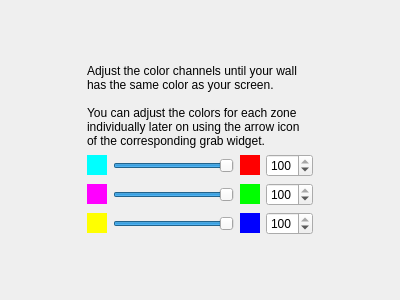
The window that Software/src/wizard/GlobalColorCoefPage.ui (woodenshark/Lightpack) describes before a commit, drawn with Qt 5.
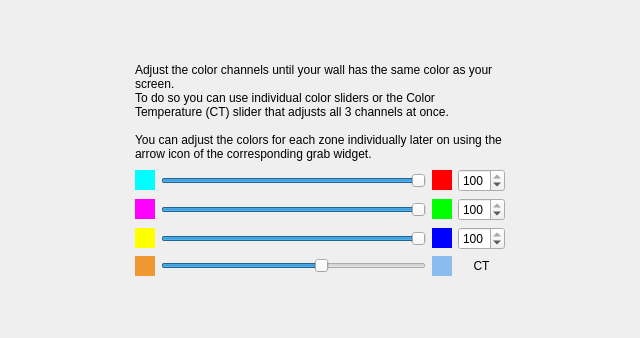
The same window after the commit. Icons and pictures are not drawn.

Commit message:
color temperature settings (#208)
* Color temperature + gamma (encoding) settings to emulate the effects of f.lux, redshift, Night Light...

* global color coef page: color temperature helper slider (3-in-1 RGB control)

* prismatik math: cstdint include

* prismatik math: replaced cstdint with climits

* device wizard: wider window

* global color coef page: text explainig color temperature slider

```diff
--- a/Software/src/wizard/GlobalColorCoefPage.ui
+++ b/Software/src/wizard/GlobalColorCoefPage.ui
@@ -6,8 +6,8 @@
    <rect>
     <x>0</x>
     <y>0</y>
-    <width>400</width>
-    <height>300</height>
+    <width>640</width>
+    <height>338</height>
    </rect>
   </property>
   <property name="windowTitle">
@@ -44,93 +44,7 @@
     </spacer>
    </item>
    <item row="3" column="1">
-    <layout class="QGridLayout" name="gridLayout" rowstretch="0,0,0,0" columnstretch="0,0,0,0,0">
-     <item row="2" column="1">
-      <widget class="QLabel" name="label_6">
-       <property name="sizePolicy">
-        <sizepolicy hsizetype="Fixed" vsizetype="Fixed">
-         <horstretch>0</horstretch>
-         <verstretch>0</verstretch>
-        </sizepolicy>
-       </property>
-       <property name="minimumSize">
-        <size>
-         <width>20</width>
-         <height>20</height>
-        </size>
-       </property>
-       <property name="palette">
-        <palette>
-         <active>
-          <colorrole role="Base">
-           <brush brushstyle="SolidPattern">
-            <color alpha="255">
-             <red>255</red>
-             <green>255</green>
-             <blue>255</blue>
-            </color>
-           </brush>
-          </colorrole>
-          <colorrole role="Window">
-           <brush brushstyle="SolidPattern">
-            <color alpha="255">
-             <red>255</red>
-             <green>0</green>
-             <blue>255</blue>
-            </color>
-           </brush>
-          </colorrole>
-         </active>
-         <inactive>
-          <colorrole role="Base">
-           <brush brushstyle="SolidPattern">
-            <color alpha="255">
-             <red>255</red>
-             <green>255</green>
-             <blue>255</blue>
-            </color>
-           </brush>
-          </colorrole>
-          <colorrole role="Window">
-           <brush brushstyle="SolidPattern">
-            <color alpha="255">
-             <red>255</red>
-             <green>0</green>
-             <blue>255</blue>
-            </color>
-           </brush>
-          </colorrole>
-         </inactive>
-         <disabled>
-          <colorrole role="Base">
-           <brush brushstyle="SolidPattern">
-            <color alpha="255">
-             <red>255</red>
-             <green>0</green>
-             <blue>255</blue>
-            </color>
-           </brush>
-          </colorrole>
-          <colorrole role="Window">
-           <brush brushstyle="SolidPattern">
-            <color alpha="255">
-             <red>255</red>
-             <green>0</green>
-             <blue>255</blue>
-            </color>
-           </brush>
-          </colorrole>
-         </disabled>
-        </palette>
-       </property>
-       <property name="autoFillBackground">
-        <bool>true</bool>
-       </property>
-       <property name="text">
-        <string/>
-       </property>
-      </widget>
-     </item>
+    <layout class="QGridLayout" name="gridLayout" rowstretch="0,0,0,0,0" columnstretch="0,0,0,0,0">
      <item row="2" column="3">
       <widget class="QLabel" name="label_3">
        <property name="sizePolicy">
@@ -217,6 +131,92 @@
        </property>
       </widget>
      </item>
+     <item row="2" column="1">
+      <widget class="QLabel" name="label_6">
+       <property name="sizePolicy">
+        <sizepolicy hsizetype="Fixed" vsizetype="Fixed">
+         <horstretch>0</horstretch>
+         <verstretch>0</verstretch>
+        </sizepolicy>
+       </property>
+       <property name="minimumSize">
+        <size>
+         <width>20</width>
+         <height>20</height>
+        </size>
+       </property>
+       <property name="palette">
+        <palette>
+         <active>
+          <colorrole role="Base">
+           <brush brushstyle="SolidPattern">
+            <color alpha="255">
+             <red>255</red>
+             <green>255</green>
+             <blue>255</blue>
+            </color>
+           </brush>
+          </colorrole>
+          <colorrole role="Window">
+           <brush brushstyle="SolidPattern">
+            <color alpha="255">
+             <red>255</red>
+             <green>0</green>
+             <blue>255</blue>
+            </color>
+           </brush>
+          </colorrole>
+         </active>
+         <inactive>
+          <colorrole role="Base">
+           <brush brushstyle="SolidPattern">
+            <color alpha="255">
+             <red>255</red>
+             <green>255</green>
+             <blue>255</blue>
+            </color>
+           </brush>
+          </colorrole>
+          <colorrole role="Window">
+           <brush brushstyle="SolidPattern">
+            <color alpha="255">
+             <red>255</red>
+             <green>0</green>
+             <blue>255</blue>
+            </color>
+           </brush>
+          </colorrole>
+         </inactive>
+         <disabled>
+          <colorrole role="Base">
+           <brush brushstyle="SolidPattern">
+            <color alpha="255">
+             <red>255</red>
+             <green>0</green>
+             <blue>255</blue>
+            </color>
+           </brush>
+          </colorrole>
+          <colorrole role="Window">
+           <brush brushstyle="SolidPattern">
+            <color alpha="255">
+             <red>255</red>
+             <green>0</green>
+             <blue>255</blue>
+            </color>
+           </brush>
+          </colorrole>
+         </disabled>
+        </palette>
+       </property>
+       <property name="autoFillBackground">
+        <bool>true</bool>
+       </property>
+       <property name="text">
+        <string/>
+       </property>
+      </widget>
+     </item>
      <item row="1" column="2">
       <widget class="QSlider" name="hsRed">
        <property name="maximum">
@@ -240,29 +240,6 @@
        </property>
       </widget>
      </item>
-     <item row="1" column="4">
-      <widget class="QSpinBox" name="sbRed">
-       <property name="maximum">
-        <number>100</number>
-       </property>
-       <property name="value">
-        <number>100</number>
-       </property>
-      </widget>
-     </item>
-     <item row="2" column="2">
-      <widget class="QSlider" name="hsGreen">
-       <property name="maximum">
-        <number>100</number>
-       </property>
-       <property name="value">
-        <number>100</number>
-       </property>
-       <property name="orientation">
-        <enum>Qt::Horizontal</enum>
-       </property>
-      </widget>
-     </item>
      <item row="1" column="3">
       <widget class="QLabel" name="label_2">
        <property name="sizePolicy">
@@ -445,6 +422,29 @@
        </property>
       </widget>
      </item>
+     <item row="2" column="2">
+      <widget class="QSlider" name="hsGreen">
+       <property name="maximum">
+        <number>100</number>
+       </property>
+       <property name="value">
+        <number>100</number>
+       </property>
+       <property name="orientation">
+        <enum>Qt::Horizontal</enum>
+       </property>
+      </widget>
+     </item>
+     <item row="1" column="4">
+      <widget class="QSpinBox" name="sbRed">
+       <property name="maximum">
+        <number>100</number>
+       </property>
+       <property name="value">
+        <number>100</number>
+       </property>
+      </widget>
+     </item>
      <item row="3" column="2">
       <widget class="QSlider" name="hsBlue">
        <property name="maximum">
@@ -458,92 +458,6 @@
        </property>
       </widget>
      </item>
-     <item row="3" column="1">
-      <widget class="QLabel" name="label_5">
-       <property name="sizePolicy">
-        <sizepolicy hsizetype="Fixed" vsizetype="Fixed">
-         <horstretch>0</horstretch>
-         <verstretch>0</verstretch>
-        </sizepolicy>
-       </property>
-       <property name="minimumSize">
-        <size>
-         <width>20</width>
-         <height>20</height>
-        </size>
-       </property>
-       <property name="palette">
-        <palette>
-         <active>
-          <colorrole role="Base">
-           <brush brushstyle="SolidPattern">
-            <color alpha="255">
-             <red>255</red>
-             <green>255</green>
-             <blue>255</blue>
-            </color>
-           </brush>
-          </colorrole>
-          <colorrole role="Window">
-           <brush brushstyle="SolidPattern">
-            <color alpha="255">
-             <red>255</red>
-             <green>255</green>
-             <blue>0</blue>
-            </color>
-           </brush>
-          </colorrole>
-         </active>
-         <inactive>
-          <colorrole role="Base">
-           <brush brushstyle="SolidPattern">
-            <color alpha="255">
-             <red>255</red>
-             <green>255</green>
-             <blue>255</blue>
-            </color>
-           </brush>
-          </colorrole>
-          <colorrole role="Window">
-           <brush brushstyle="SolidPattern">
-            <color alpha="255">
-             <red>255</red>
-             <green>255</green>
-             <blue>0</blue>
-            </color>
-           </brush>
-          </colorrole>
-         </inactive>
-         <disabled>
-          <colorrole role="Base">
-           <brush brushstyle="SolidPattern">
-            <color alpha="255">
-             <red>255</red>
-             <green>255</green>
-             <blue>0</blue>
-            </color>
-           </brush>
-          </colorrole>
-          <colorrole role="Window">
-           <brush brushstyle="SolidPattern">
-            <color alpha="255">
-             <red>255</red>
-             <green>255</green>
-             <blue>0</blue>
-            </color>
-           </brush>
-          </colorrole>
-         </disabled>
-        </palette>
-       </property>
-       <property name="autoFillBackground">
-        <bool>true</bool>
-       </property>
-       <property name="text">
-        <string/>
-       </property>
-      </widget>
-     </item>
      <item row="1" column="1">
       <widget class="QLabel" name="label_7">
        <property name="sizePolicy">
@@ -630,6 +544,306 @@
        </property>
       </widget>
      </item>
+     <item row="3" column="1">
+      <widget class="QLabel" name="label_5">
+       <property name="sizePolicy">
+        <sizepolicy hsizetype="Fixed" vsizetype="Fixed">
+         <horstretch>0</horstretch>
+         <verstretch>0</verstretch>
+        </sizepolicy>
+       </property>
+       <property name="minimumSize">
+        <size>
+         <width>20</width>
+         <height>20</height>
+        </size>
+       </property>
+       <property name="palette">
+        <palette>
+         <active>
+          <colorrole role="Base">
+           <brush brushstyle="SolidPattern">
+            <color alpha="255">
+             <red>255</red>
+             <green>255</green>
+             <blue>255</blue>
+            </color>
+           </brush>
+          </colorrole>
+          <colorrole role="Window">
+           <brush brushstyle="SolidPattern">
+            <color alpha="255">
+             <red>255</red>
+             <green>255</green>
+             <blue>0</blue>
+            </color>
+           </brush>
+          </colorrole>
+         </active>
+         <inactive>
+          <colorrole role="Base">
+           <brush brushstyle="SolidPattern">
+            <color alpha="255">
+             <red>255</red>
+             <green>255</green>
+             <blue>255</blue>
+            </color>
+           </brush>
+          </colorrole>
+          <colorrole role="Window">
+           <brush brushstyle="SolidPattern">
+            <color alpha="255">
+             <red>255</red>
+             <green>255</green>
+             <blue>0</blue>
+            </color>
+           </brush>
+          </colorrole>
+         </inactive>
+         <disabled>
+          <colorrole role="Base">
+           <brush brushstyle="SolidPattern">
+            <color alpha="255">
+             <red>255</red>
+             <green>255</green>
+             <blue>0</blue>
+            </color>
+           </brush>
+          </colorrole>
+          <colorrole role="Window">
+           <brush brushstyle="SolidPattern">
+            <color alpha="255">
+             <red>255</red>
+             <green>255</green>
+             <blue>0</blue>
+            </color>
+           </brush>
+          </colorrole>
+         </disabled>
+        </palette>
+       </property>
+       <property name="autoFillBackground">
+        <bool>true</bool>
+       </property>
+       <property name="text">
+        <string/>
+       </property>
+      </widget>
+     </item>
+     <item row="4" column="2">
+      <widget class="QSlider" name="hsColorTemperature">
+       <property name="toolTip">
+        <string>&lt;b&gt;Color Temperature&lt;/b&gt;
+&lt;br&gt;
+3-in-1 helper slider to adjust white point</string>
+       </property>
+       <property name="minimum">
+        <number>1000</number>
+       </property>
+       <property name="maximum">
+        <number>10000</number>
+       </property>
+       <property name="singleStep">
+        <number>100</number>
+       </property>
+       <property name="pageStep">
+        <number>1000</number>
+       </property>
+       <property name="value">
+        <number>6500</number>
+       </property>
+       <property name="orientation">
+        <enum>Qt::Horizontal</enum>
+       </property>
+      </widget>
+     </item>
+     <item row="4" column="1">
+      <widget class="QLabel" name="label_8">
+       <property name="sizePolicy">
+        <sizepolicy hsizetype="Fixed" vsizetype="Fixed">
+         <horstretch>0</horstretch>
+         <verstretch>0</verstretch>
+        </sizepolicy>
+       </property>
+       <property name="minimumSize">
+        <size>
+         <width>20</width>
+         <height>20</height>
+        </size>
+       </property>
+       <property name="palette">
+        <palette>
+         <active>
+          <colorrole role="Base">
+           <brush brushstyle="SolidPattern">
+            <color alpha="255">
+             <red>255</red>
+             <green>255</green>
+             <blue>255</blue>
+            </color>
+           </brush>
+          </colorrole>
+          <colorrole role="Window">
+           <brush brushstyle="SolidPattern">
+            <color alpha="255">
+             <red>240</red>
+             <green>151</green>
+             <blue>49</blue>
+            </color>
+           </brush>
+          </colorrole>
+         </active>
+         <inactive>
+          <colorrole role="Base">
+           <brush brushstyle="SolidPattern">
+            <color alpha="255">
+             <red>255</red>
+             <green>255</green>
+             <blue>255</blue>
+            </color>
+           </brush>
+          </colorrole>
+          <colorrole role="Window">
+           <brush brushstyle="SolidPattern">
+            <color alpha="255">
+             <red>240</red>
+             <green>151</green>
+             <blue>49</blue>
+            </color>
+           </brush>
+          </colorrole>
+         </inactive>
+         <disabled>
+          <colorrole role="Base">
+           <brush brushstyle="SolidPattern">
+            <color alpha="255">
+             <red>240</red>
+             <green>151</green>
+             <blue>49</blue>
+            </color>
+           </brush>
+          </colorrole>
+          <colorrole role="Window">
+           <brush brushstyle="SolidPattern">
+            <color alpha="255">
+             <red>240</red>
+             <green>151</green>
+             <blue>49</blue>
+            </color>
+           </brush>
+          </colorrole>
+         </disabled>
+        </palette>
+       </property>
+       <property name="autoFillBackground">
+        <bool>true</bool>
+       </property>
+       <property name="text">
+        <string/>
+       </property>
+      </widget>
+     </item>
+     <item row="4" column="3">
+      <widget class="QLabel" name="label_9">
+       <property name="sizePolicy">
+        <sizepolicy hsizetype="Fixed" vsizetype="Fixed">
+         <horstretch>0</horstretch>
+         <verstretch>0</verstretch>
+        </sizepolicy>
+       </property>
+       <property name="minimumSize">
+        <size>
+         <width>20</width>
+         <height>20</height>
+        </size>
+       </property>
+       <property name="palette">
+        <palette>
+         <active>
+          <colorrole role="Base">
+           <brush brushstyle="SolidPattern">
+            <color alpha="255">
+             <red>255</red>
+             <green>255</green>
+             <blue>255</blue>
+            </color>
+           </brush>
+          </colorrole>
+          <colorrole role="Window">
+           <brush brushstyle="SolidPattern">
+            <color alpha="255">
+             <red>138</red>
+             <green>188</green>
+             <blue>240</blue>
+            </color>
+           </brush>
+          </colorrole>
+         </active>
+         <inactive>
+          <colorrole role="Base">
+           <brush brushstyle="SolidPattern">
+            <color alpha="255">
+             <red>255</red>
+             <green>255</green>
+             <blue>255</blue>
+            </color>
+           </brush>
+          </colorrole>
+          <colorrole role="Window">
+           <brush brushstyle="SolidPattern">
+            <color alpha="255">
+             <red>138</red>
+             <green>188</green>
+             <blue>240</blue>
+            </color>
+           </brush>
+          </colorrole>
+         </inactive>
+         <disabled>
+          <colorrole role="Base">
+           <brush brushstyle="SolidPattern">
+            <color alpha="255">
+             <red>138</red>
+             <green>188</green>
+             <blue>240</blue>
+            </color>
+           </brush>
+          </colorrole>
+          <colorrole role="Window">
+           <brush brushstyle="SolidPattern">
+            <color alpha="255">
+             <red>138</red>
+             <green>188</green>
+             <blue>240</blue>
+            </color>
+           </brush>
+          </colorrole>
+         </disabled>
+        </palette>
+       </property>
+       <property name="autoFillBackground">
+        <bool>true</bool>
+       </property>
+       <property name="text">
+        <string/>
+       </property>
+      </widget>
+     </item>
+     <item row="4" column="4">
+      <widget class="QLabel" name="label_10">
+       <property name="toolTip">
+        <string>&lt;b&gt;Color Temperature&lt;/b&gt;
+&lt;br&gt;
+3-in-1 helper slider to adjust white point</string>
+       </property>
+       <property name="text">
+        <string>CT</string>
+       </property>
+       <property name="alignment">
+        <set>Qt::AlignCenter</set>
+       </property>
+      </widget>
+     </item>
     </layout>
    </item>
    <item row="3" column="0">
@@ -664,7 +878,7 @@
       <bool>true</bool>
      </property>
      <property name="text">
-      <string>&lt;html&gt;&lt;head/&gt;&lt;body&gt;&lt;p&gt;Adjust the color channels until your wall has the same color as your screen.&lt;br/&gt;&lt;/p&gt;&lt;table border=&quot;0&quot; style=&quot; margin-top:0px; margin-bottom:0px; margin-left:0px; margin-right:0px;&quot; cellspacing=&quot;0&quot; cellpadding=&quot;0&quot;&gt;&lt;tr&gt;&lt;td&gt;&lt;p&gt;You can adjust the colors for each zone individually later on using the arrow icon of the corresponding grab widget.&lt;/p&gt;&lt;/td&gt;&lt;td style=&quot; padding-left:2;&quot;&gt;&lt;p&gt;&lt;img src=&quot;:/buttons/arrow_right_dark_24px.png&quot;/&gt;&lt;/p&gt;&lt;/td&gt;&lt;/tr&gt;&lt;/table&gt;&lt;/body&gt;&lt;/html&gt;</string>
+      <string>&lt;html&gt;&lt;head/&gt;&lt;body&gt;&lt;p&gt;Adjust the color channels until your wall has the same color as your screen.&lt;br/&gt;To do so you can use individual color sliders or the Color Temperature (CT) slider that adjusts all 3 channels at once.&lt;br/&gt;&lt;/p&gt;&lt;table border=&quot;0&quot; style=&quot; margin-top:0px; margin-bottom:0px; margin-left:0px; margin-right:0px;&quot; cellspacing=&quot;0&quot; cellpadding=&quot;0&quot;&gt;&lt;tr&gt;&lt;td&gt;&lt;p&gt;You can adjust the colors for each zone individually later on using the arrow icon of the corresponding grab widget.&lt;/p&gt;&lt;/td&gt;&lt;td style=&quot; padding-left:2;&quot;&gt;&lt;p&gt;&lt;img src=&quot;:/buttons/arrow_right_dark_24px.png&quot;/&gt;&lt;/p&gt;&lt;/td&gt;&lt;/tr&gt;&lt;/table&gt;&lt;/body&gt;&lt;/html&gt;</string>
      </property>
      <property name="wordWrap">
       <bool>true</bool>
```
Left out of the diff: 4 changed lines with no effect on the pictures. The commit also changes 14 other files.
